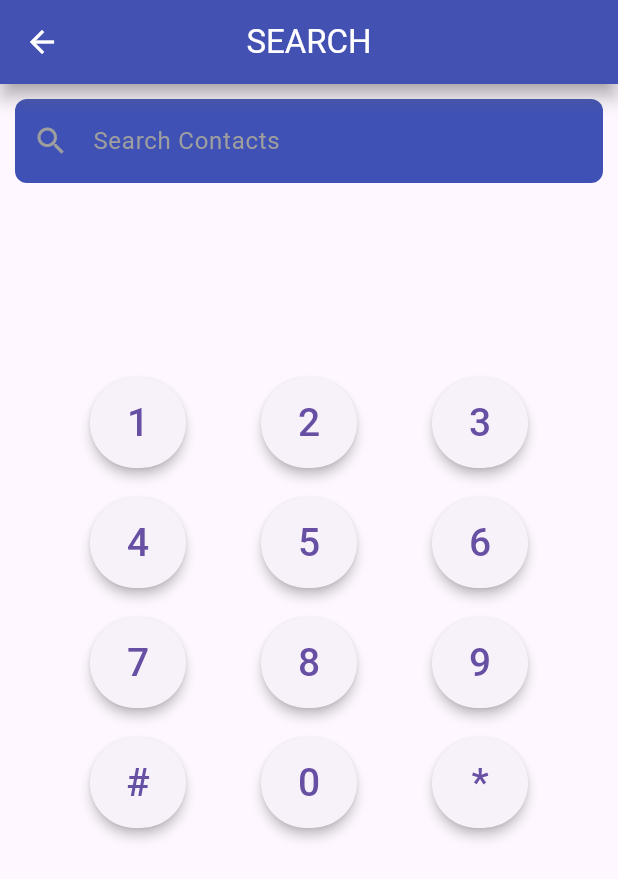
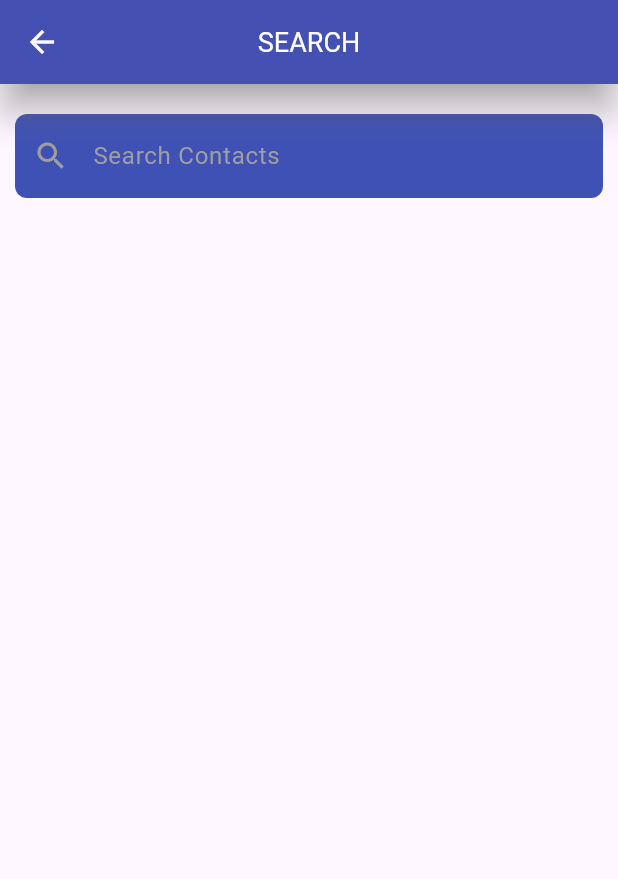
Before and after one commit to AsifulAhsan/FlutterContactApp, a Flutter app: the screen it shows after launch, after a tap on "Search", on a phone screen of 412 x 824 dp. Shown: the top 879 px of the screen. Run offline on Flutter 3.47's test engine with Material 3 defaults, Android fonts, the phone set to English and light mode, and no system bars.

Commit message:
Search bar in progress..

```diff
--- a/lib/main.dart
+++ b/lib/main.dart
@@ -10,7 +10,7 @@ class MyApp extends StatelessWidget {
 
   @override
   Widget build(BuildContext context) {
-    return const MaterialApp(
+    return MaterialApp(
       debugShowCheckedModeBanner: false,
       home: HomePage(),
     );
--- a/lib/screens/add_contact_screen.dart
+++ b/lib/screens/add_contact_screen.dart
@@ -1,4 +1,4 @@
-import 'package:contact_book/data%20model/contact.dart';
+import 'package:contact_book/data_model/contact.dart';
 import 'package:flutter/material.dart';
 
 class AddContactScreen extends StatefulWidget {
--- a/lib/screens/contact_details.dart
+++ b/lib/screens/contact_details.dart
@@ -1,6 +1,6 @@
 // ignore_for_file: prefer_const_constructors
 
-import 'package:contact_book/data%20model/contact.dart';
+import 'package:contact_book/data_model/contact.dart';
 import 'package:flutter/material.dart';
 
 class ContactDetails extends StatelessWidget {
--- a/lib/screens/contact_page.dart
+++ b/lib/screens/contact_page.dart
@@ -1,6 +1,6 @@
 // ignore_for_file: prefer_const_constructors
 
-import 'package:contact_book/data%20model/contact.dart';
+import 'package:contact_book/data_model/contact.dart';
 import 'package:contact_book/screens/add_contact_screen.dart';
 import 'package:contact_book/screens/contact_details.dart';
 import 'package:flutter/material.dart';
--- a/lib/screens/dial_page.dart
+++ b/lib/screens/dial_page.dart
@@ -1,33 +1,59 @@
 // ignore_for_file: prefer_const_literals_to_create_immutables, prefer_const_constructors, unused_field, prefer_final_fields, must_be_immutable, prefer_const_constructors_in_immutables
 
+import 'package:contact_book/data_model/contact.dart';
+import 'package:contact_book/screens/home_page.dart';
 import 'package:flutter/material.dart';
 
 class DialPage extends StatefulWidget {
-  DialPage({super.key});
+  DialPage({Key? key, required this.contacts}) : super(key: key);
+  final List<Contact> contacts;
 
   @override
   State<DialPage> createState() => _DialPageState();
 }
 
 class _DialPageState extends State<DialPage> {
+  late List<Contact> filteredContacts;
+
+  @override
+  void initState() {
+    super.initState();
+    filteredContacts = List.from(widget.contacts);
+  }
+
+  void _searchContacts(String query) {
+    setState(() {
+      if (query.isEmpty) {
+        filteredContacts = List.from(widget.contacts);
+      } else {
+        filteredContacts = widget.contacts
+            .where((contact) =>
+                contact.name.toLowerCase().contains(query.toLowerCase()))
+            .toList();
+      }
+    });
+  }
+
   @override
   Widget build(BuildContext context) {
     return Scaffold(
       appBar: AppBar(
         iconTheme: IconThemeData(color: Colors.white),
-        elevation: 5,
+        elevation: 10,
         shadowColor: Colors.grey,
         backgroundColor: Colors.indigo,
-        title: Text('SEARCH', style: TextStyle(color: Colors.white)),
+        title:
+            Text('SEARCH', style: TextStyle(color: Colors.white, fontSize: 18)),
         centerTitle: true,
       ),
       body: SingleChildScrollView(
         child: Container(
-          margin: EdgeInsets.fromLTRB(10, 10, 10, 20),
+          margin: EdgeInsets.fromLTRB(10, 20, 10, 20),
           child: Column(
             mainAxisAlignment: MainAxisAlignment.end,
             children: [
               TextField(
+                onChanged: _searchContacts,
                 decoration: InputDecoration(
                     filled: true,
                     fillColor: Colors.indigo,
@@ -42,46 +68,42 @@ class _DialPageState extends State<DialPage> {
                     hintText: "Search Contacts",
                     hintStyle: TextStyle(color: Colors.grey)),
               ),
-              SizedBox(height: 130),
-              Row(
-                mainAxisAlignment: MainAxisAlignment.spaceEvenly,
-                crossAxisAlignment: CrossAxisAlignment.center,
-                children: [
-                  DialButton(number: '1'),
-                  DialButton(number: '2'),
-                  DialButton(number: '3'),
-                ],
-              ),
-              SizedBox(height: 20),
-              Row(
-                mainAxisAlignment: MainAxisAlignment.spaceEvenly,
-                crossAxisAlignment: CrossAxisAlignment.center,
-                children: [
-                  DialButton(number: '4'),
-                  DialButton(number: '5'),
-                  DialButton(number: '6'),
-                ],
-              ),
-              SizedBox(height: 20),
-              Row(
-                mainAxisAlignment: MainAxisAlignment.spaceEvenly,
-                crossAxisAlignment: CrossAxisAlignment.center,
-                children: [
-                  DialButton(number: '7'),
-                  DialButton(number: '8'),
-                  DialButton(number: '9'),
-                ],
-              ),
-              SizedBox(height: 20),
-              Row(
-                mainAxisAlignment: MainAxisAlignment.spaceEvenly,
-                crossAxisAlignment: CrossAxisAlignment.center,
-                children: [
-                  DialButton(number: '#'),
-                  DialButton(number: '0'),
-                  DialButton(number: '*'),
-                ],
-              ),
+              // SizedBox(height: 200),
+              // Row(
+              //   mainAxisAlignment: MainAxisAlignment.spaceEvenly,
+              //   children: [
+              //     DialButton(number: '1'),
+              //     DialButton(number: '2'),
+              //     DialButton(number: '3'),
+              //   ],
+              // ),
+              // SizedBox(height: 10),
+              // Row(
+              //   mainAxisAlignment: MainAxisAlignment.spaceEvenly,
+              //   children: [
+              //     DialButton(number: '4'),
+              //     DialButton(number: '5'),
+              //     DialButton(number: '6'),
+              //   ],
+              // ),
+              // SizedBox(height: 10),
+              // Row(
+              //   mainAxisAlignment: MainAxisAlignment.spaceEvenly,
+              //   children: [
+              //     DialButton(number: '7'),
+              //     DialButton(number: '8'),
+              //     DialButton(number: '9'),
+              //   ],
+              // ),
+              // SizedBox(height: 10),
+              // Row(
+              //   mainAxisAlignment: MainAxisAlignment.spaceEvenly,
+              //   children: [
+              //     DialButton(number: '#'),
+              //     DialButton(number: '0'),
+              //     DialButton(number: '*'),
+              //   ],
+              // ),
             ],
           ),
         ),
@@ -99,17 +121,17 @@ class DialButton extends StatelessWidget {
     return ElevatedButton(
       onPressed: () {},
       style: ElevatedButton.styleFrom(
-        fixedSize: const Size(60, 60),
+        fixedSize: const Size(30, 40),
         elevation: 3,
       ),
       child: Text(
         number,
-        style: const TextStyle(fontSize: 26),
+        style: const TextStyle(fontSize: 16),
       ),
     );
   }
 }
 
 void main(List<String> args) {
-  runApp(DialPage());
+  runApp(HomePage());
 }
```
Also changed, not shown: lib/screens/home_page.dart (+15 -3 lines), lib/data_model/contact.dart (renamed from lib/data model/contact.dart).
